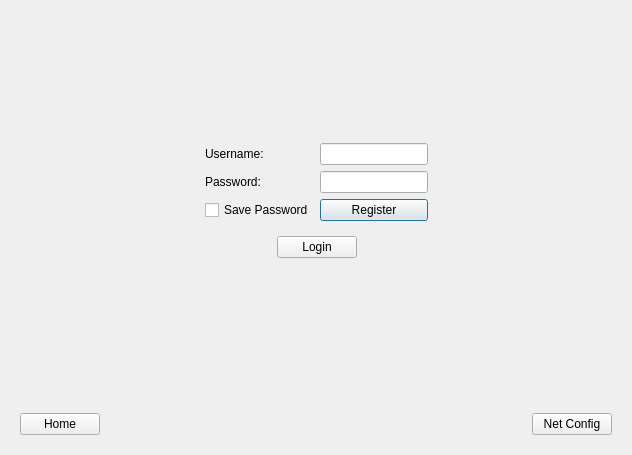
The window that windows/login.ui (wen2ms/fight_the_landlord_client) describes before a commit, drawn with Qt 5.
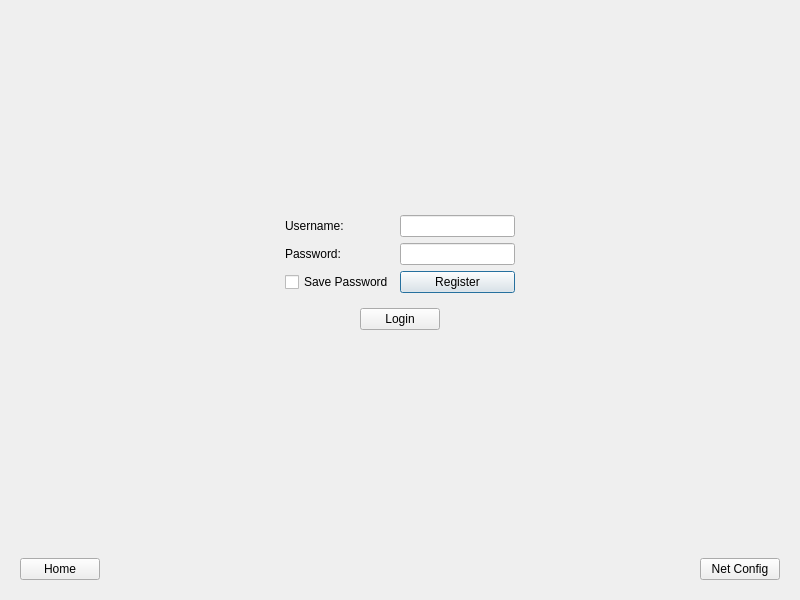
The same window after the commit.

```diff
--- a/windows/login.ui
+++ b/windows/login.ui
@@ -6,8 +6,8 @@
    <rect>
     <x>0</x>
     <y>0</y>
-    <width>632</width>
-    <height>455</height>
+    <width>800</width>
+    <height>600</height>
    </rect>
   </property>
   <property name="windowTitle">
```
